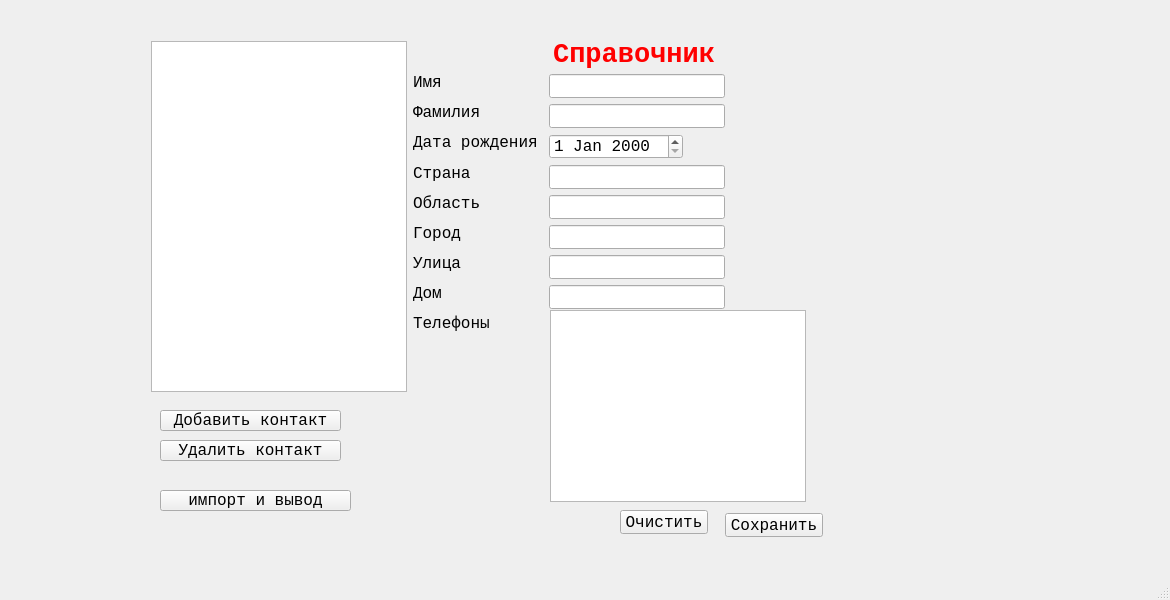
This is mainwindow.ui in it-top-irkutsk/PhoneBook as Qt 5 draws it before an edit. The edited form follows.
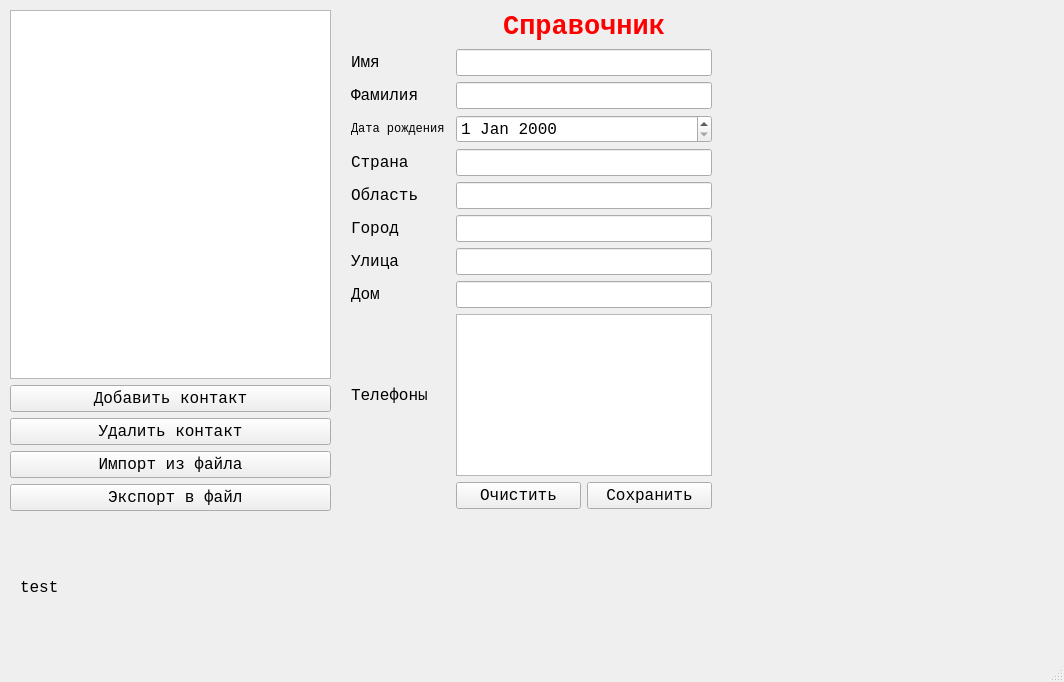
This is the edited form.

Commit message: добавлен экспорт в файл, обновление phonebook из ui, обновление ui из phonebook

Diff of the .ui file:
```diff
--- a/mainwindow.ui
+++ b/mainwindow.ui
@@ -6,8 +6,8 @@
    <rect>
     <x>0</x>
     <y>0</y>
-    <width>1170</width>
-    <height>600</height>
+    <width>1064</width>
+    <height>682</height>
    </rect>
   </property>
   <property name="font">
@@ -20,15 +20,61 @@
    <string>PhoneBook</string>
   </property>
   <widget class="QWidget" name="centralwidget">
+   <widget class="QWidget" name="layoutWidget">
+    <property name="geometry">
+     <rect>
+      <x>10</x>
+      <y>10</y>
+      <width>321</width>
+      <height>501</height>
+     </rect>
+    </property>
+    <layout class="QGridLayout" name="gridLayout_2">
+     <item row="4" column="0">
+      <widget class="QPushButton" name="button_export">
+       <property name="text">
+        <string> Экспорт в файл</string>
+       </property>
+      </widget>
+     </item>
+     <item row="0" column="0">
+      <widget class="QListWidget" name="list_persons"/>
+     </item>
+     <item row="3" column="0">
+      <widget class="QPushButton" name="button_import">
+       <property name="text">
+        <string>Импорт из файла</string>
+       </property>
+      </widget>
+     </item>
+     <item row="2" column="0">
+      <widget class="QPushButton" name="button_del">
+       <property name="text">
+        <string>Удалить контакт</string>
+       </property>
+      </widget>
+     </item>
+     <item row="1" column="0">
+      <widget class="QPushButton" name="button_add">
+       <property name="text">
+        <string>Добавить контакт</string>
+       </property>
+      </widget>
+     </item>
+    </layout>
+   </widget>
+   <widget class="QWidget" name="layoutWidget">
+    <property name="geometry">
+     <rect>
+      <x>351</x>
+      <y>11</y>
+      <width>361</width>
+      <height>498</height>
+     </rect>
+    </property>
+    <layout class="QGridLayout" name="gridLayout">
+     <item row="0" column="1" colspan="2">
    <widget class="QLabel" name="label_title">
-    <property name="geometry">
-     <rect>
-      <x>549</x>
-      <y>41</y>
-      <width>170</width>
-      <height>27</height>
-     </rect>
-    </property>
     <property name="font">
      <font>
       <family>Lucida Console</family>
@@ -50,15 +96,9 @@
      <set>Qt::AlignCenter</set>
     </property>
    </widget>
+     </item>
+     <item row="1" column="0">
    <widget class="QLabel" name="label_firstName">
-    <property name="geometry">
-     <rect>
-      <x>413</x>
-      <y>74</y>
-      <width>30</width>
-      <height>16</height>
-     </rect>
-    </property>
     <property name="font">
      <font>
       <family>Lucida Console</family>
@@ -69,273 +109,123 @@
      <string>Имя</string>
     </property>
    </widget>
+     </item>
+     <item row="1" column="1" colspan="2">
+      <widget class="QLineEdit" name="input_firstName"/>
+     </item>
+     <item row="2" column="0">
    <widget class="QLabel" name="label_lastName">
-    <property name="geometry">
-     <rect>
-      <x>413</x>
-      <y>104</y>
-      <width>70</width>
-      <height>16</height>
-     </rect>
-    </property>
     <property name="text">
      <string>Фамилия</string>
     </property>
    </widget>
+     </item>
+     <item row="2" column="1" colspan="2">
+      <widget class="QLineEdit" name="input_lastName"/>
+     </item>
+     <item row="3" column="0">
    <widget class="QLabel" name="label_dateOfBirth">
-    <property name="geometry">
-     <rect>
-      <x>413</x>
-      <y>134</y>
-      <width>130</width>
-      <height>16</height>
-     </rect>
+       <property name="font">
+        <font>
+         <family>Lucida Console</family>
+         <pointsize>9</pointsize>
+        </font>
     </property>
     <property name="text">
      <string>Дата рождения</string>
     </property>
    </widget>
+     </item>
+     <item row="3" column="1" colspan="2">
+      <widget class="QDateEdit" name="input_dateOfBirth"/>
+     </item>
+     <item row="4" column="0">
    <widget class="QLabel" name="label_addressCountry">
-    <property name="geometry">
-     <rect>
-      <x>413</x>
-      <y>165</y>
-      <width>60</width>
-      <height>16</height>
-     </rect>
-    </property>
     <property name="text">
      <string>Страна</string>
     </property>
    </widget>
+     </item>
+     <item row="4" column="1" colspan="2">
+      <widget class="QLineEdit" name="input_addressCountry"/>
+     </item>
+     <item row="5" column="0">
    <widget class="QLabel" name="label_addressRegion">
-    <property name="geometry">
-     <rect>
-      <x>413</x>
-      <y>195</y>
-      <width>70</width>
-      <height>16</height>
-     </rect>
-    </property>
     <property name="text">
      <string>Область</string>
     </property>
    </widget>
+     </item>
+     <item row="5" column="1" colspan="2">
+      <widget class="QLineEdit" name="input_addressRegion"/>
+     </item>
+     <item row="6" column="0">
    <widget class="QLabel" name="label_addressCity">
-    <property name="geometry">
-     <rect>
-      <x>413</x>
-      <y>225</y>
-      <width>50</width>
-      <height>16</height>
-     </rect>
-    </property>
     <property name="text">
      <string>Город</string>
     </property>
    </widget>
+     </item>
+     <item row="6" column="1" colspan="2">
+      <widget class="QLineEdit" name="input_addressCity"/>
+     </item>
+     <item row="7" column="0">
    <widget class="QLabel" name="label_addressStreet">
-    <property name="geometry">
-     <rect>
-      <x>413</x>
-      <y>255</y>
-      <width>50</width>
-      <height>16</height>
-     </rect>
-    </property>
     <property name="text">
      <string>Улица</string>
     </property>
    </widget>
+     </item>
+     <item row="7" column="1" colspan="2">
+      <widget class="QLineEdit" name="input_addressStreet"/>
+     </item>
+     <item row="8" column="0">
    <widget class="QLabel" name="label_addressHouse">
-    <property name="geometry">
-     <rect>
-      <x>413</x>
-      <y>285</y>
-      <width>30</width>
-      <height>16</height>
-     </rect>
-    </property>
     <property name="text">
      <string>Дом</string>
     </property>
    </widget>
-   <widget class="QLineEdit" name="input_firstNmae">
-    <property name="geometry">
-     <rect>
-      <x>549</x>
-      <y>74</y>
-      <width>176</width>
-      <height>24</height>
-     </rect>
-    </property>
-   </widget>
-   <widget class="QLineEdit" name="input_lastName">
-    <property name="geometry">
-     <rect>
-      <x>549</x>
-      <y>104</y>
-      <width>176</width>
-      <height>24</height>
-     </rect>
-    </property>
-   </widget>
-   <widget class="QDateEdit" name="input_dateOfBirth">
-    <property name="geometry">
-     <rect>
-      <x>549</x>
-      <y>134</y>
-      <width>134</width>
-      <height>25</height>
-     </rect>
-    </property>
-   </widget>
-   <widget class="QLineEdit" name="input_addressCountry">
-    <property name="geometry">
-     <rect>
-      <x>549</x>
-      <y>165</y>
-      <width>176</width>
-      <height>24</height>
-     </rect>
-    </property>
-   </widget>
-   <widget class="QLineEdit" name="input_addressRegion">
-    <property name="geometry">
-     <rect>
-      <x>549</x>
-      <y>195</y>
-      <width>176</width>
-      <height>24</height>
-     </rect>
-    </property>
-   </widget>
-   <widget class="QLineEdit" name="input_addressCity">
-    <property name="geometry">
-     <rect>
-      <x>549</x>
-      <y>225</y>
-      <width>176</width>
-      <height>24</height>
-     </rect>
-    </property>
-   </widget>
-   <widget class="QLineEdit" name="input_addressStreet">
-    <property name="geometry">
-     <rect>
-      <x>549</x>
-      <y>255</y>
-      <width>176</width>
-      <height>24</height>
-     </rect>
-    </property>
-   </widget>
-   <widget class="QLineEdit" name="input_addressHouse">
-    <property name="geometry">
-     <rect>
-      <x>549</x>
-      <y>285</y>
-      <width>176</width>
-      <height>24</height>
-     </rect>
-    </property>
-   </widget>
+     </item>
+     <item row="8" column="1" colspan="2">
+      <widget class="QLineEdit" name="input_addressHouse"/>
+     </item>
+     <item row="9" column="0">
+      <widget class="QLabel" name="label_phones">
+       <property name="text">
+        <string>Телефоны</string>
+       </property>
+      </widget>
+     </item>
+     <item row="9" column="1" colspan="2">
+      <widget class="QTableWidget" name="table_phones"/>
+     </item>
+     <item row="10" column="1">
    <widget class="QPushButton" name="button_clear">
-    <property name="geometry">
-     <rect>
-      <x>620</x>
-      <y>510</y>
-      <width>88</width>
-      <height>24</height>
-     </rect>
-    </property>
     <property name="text">
      <string>Очистить</string>
     </property>
    </widget>
+     </item>
+     <item row="10" column="2">
    <widget class="QPushButton" name="button_save">
-    <property name="geometry">
-     <rect>
-      <x>725</x>
-      <y>513</y>
-      <width>98</width>
-      <height>24</height>
-     </rect>
-    </property>
     <property name="text">
      <string>Сохранить</string>
     </property>
    </widget>
-   <widget class="QListView" name="list_persons">
-    <property name="geometry">
-     <rect>
-      <x>151</x>
-      <y>41</y>
-      <width>256</width>
-      <height>351</height>
-     </rect>
-    </property>
+     </item>
+    </layout>
    </widget>
    <widget class="QLabel" name="label">
     <property name="geometry">
      <rect>
-      <x>413</x>
-      <y>315</y>
-      <width>80</width>
-      <height>16</height>
+      <x>20</x>
+      <y>530</y>
+      <width>931</width>
+      <height>114</height>
      </rect>
     </property>
     <property name="text">
-     <string>Телефоны</string>
-    </property>
-   </widget>
-   <widget class="QPushButton" name="button_add">
-    <property name="geometry">
-     <rect>
-      <x>160</x>
-      <y>410</y>
-      <width>181</width>
-      <height>21</height>
-     </rect>
-    </property>
-    <property name="text">
-     <string>Добавить контакт</string>
-    </property>
-   </widget>
-   <widget class="QPushButton" name="button_del">
-    <property name="geometry">
-     <rect>
-      <x>160</x>
-      <y>440</y>
-      <width>181</width>
-      <height>21</height>
-     </rect>
-    </property>
-    <property name="text">
-     <string>Удалить контакт</string>
-    </property>
-   </widget>
-   <widget class="QPushButton" name="pushButton">
-    <property name="geometry">
-     <rect>
-      <x>160</x>
-      <y>490</y>
-      <width>191</width>
-      <height>21</height>
-     </rect>
-    </property>
-    <property name="text">
-     <string>импорт и вывод</string>
-    </property>
-   </widget>
-   <widget class="QListWidget" name="list_phones">
-    <property name="geometry">
-     <rect>
-      <x>550</x>
-      <y>310</y>
-      <width>256</width>
-      <height>192</height>
-     </rect>
+     <string>test</string>
     </property>
    </widget>
   </widget>
```
Left out of the diff: 2 changed lines with no effect on the pictures. Lines whose indentation alone changed are shown as unchanged. The commit also changes 10 other files.
